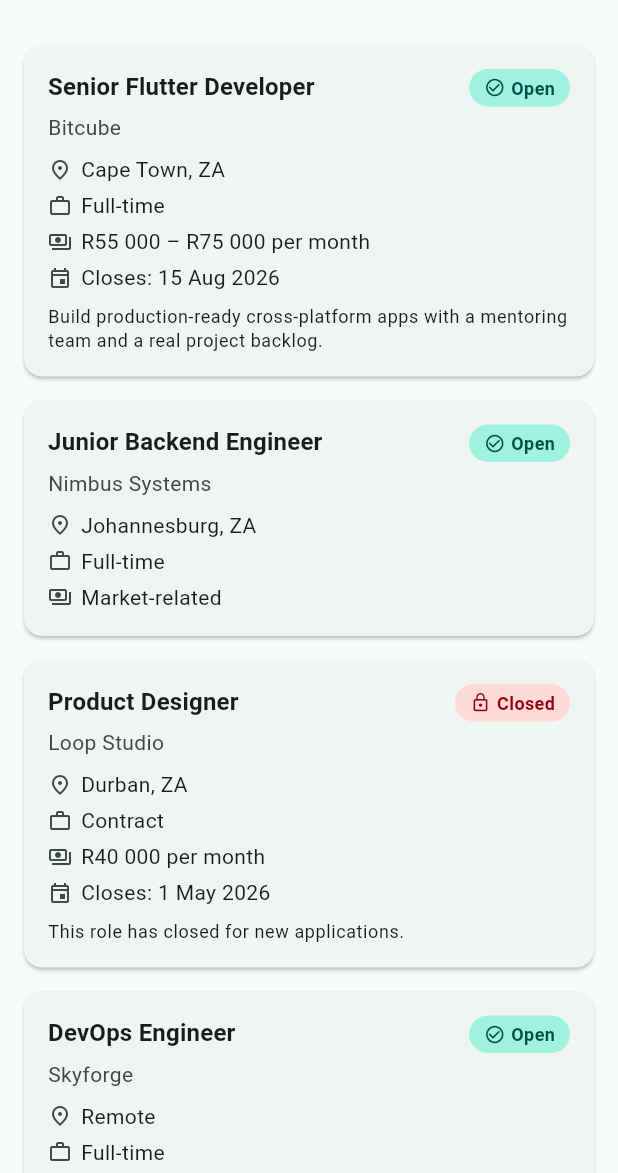
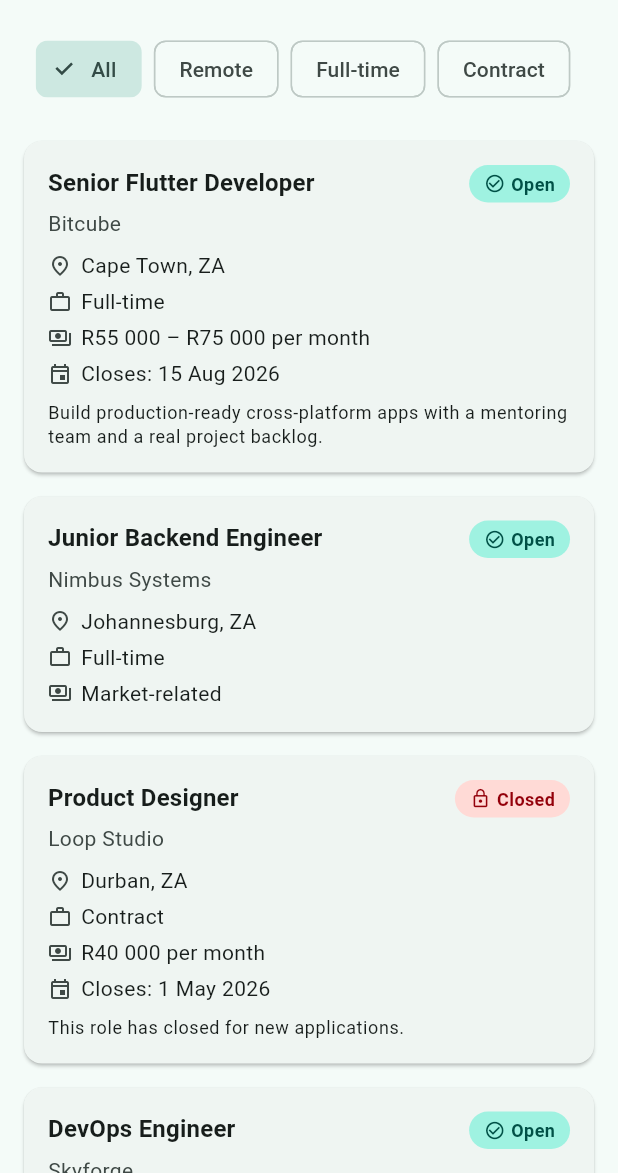
Before and after one commit to tebellomolete/careerhub_mobile, a Flutter app: the screen it shows after launch, on a phone screen of 412 x 824 dp, the part 63-1236 px from its top. Run offline on Flutter 3.47's test engine with Material 3 defaults, Android fonts, the phone set to English and light mode, and no system bars.

Commit message:
assignment 1.2 completed

```diff
--- a/lib/main.dart
+++ b/lib/main.dart
@@ -1,6 +1,5 @@
 import 'package:flutter/material.dart';
-import 'models/job.dart';
-import 'widgets/job_card.dart';
+import 'screens/home_screen.dart';
 
 void main() {
   runApp(const CareerHubApp());
@@ -9,6 +8,11 @@ void main() {
 class CareerHubApp extends StatelessWidget {
   const CareerHubApp({super.key});
 
+  // Same deep-teal seed from Assignment 1.1. Part 3a requires reusing it,
+  // not choosing a new one — light and dark themes should read as the
+  // same app, not two different apps.
+  static const Color _seedColor = Color(0xFF00695C);
+
   @override
   Widget build(BuildContext context) {
     return MaterialApp(
@@ -16,83 +20,18 @@ class CareerHubApp extends StatelessWidget {
       debugShowCheckedModeBanner: false,
       theme: ThemeData(
         useMaterial3: true,
-        // Deep teal seed: it reads as trustworthy and professional without
-        // the corporate-cliché of default blue — right for a platform people
-        // rely on for their livelihood.
+        colorScheme: ColorScheme.fromSeed(seedColor: _seedColor),
+      ),
+      darkTheme: ThemeData(
+        useMaterial3: true,
         colorScheme: ColorScheme.fromSeed(
-          seedColor: const Color(0xFF00695C),
+          seedColor: _seedColor,
+          brightness: Brightness.dark,
         ),
       ),
+      // Follows the device's system setting rather than forcing one mode.
+      themeMode: ThemeMode.system,
       home: const HomeScreen(),
     );
   }
 }
-
-class HomeScreen extends StatelessWidget {
-  const HomeScreen({super.key});
-
-  @override
-  Widget build(BuildContext context) {
-    // Hardcoded list covering every required edge case. In Week 2 this is
-    // replaced by live API data — the Job shape will not change.
-    final List<Job> jobs = [
-      // 1. Fully populated, open job — every field set, salary present.
-      Job(
-        title: 'Senior Flutter Developer',
-        company: 'Bitcube',
-        location: 'Cape Town, ZA',
-        salary: 'R55 000 – R75 000 per month',
-        employmentType: 'Full-time',
-        closingDate: DateTime(2026, 8, 15),
-        description:
-            'Build production-ready cross-platform apps with a mentoring '
-            'team and a real project backlog.',
-        isOpen: true,
-      ),
-
-      // 2. Open job with NO salary and NO closing date (nullable fields
-      //    omitted) — must show "Market-related" and no closing-date line.
-      Job(
-        title: 'Junior Backend Engineer',
-        company: 'Nimbus Systems',
-        location: 'Johannesburg, ZA',
-        employmentType: 'Full-time',
-        isOpen: true,
-      ),
-
-      // 3. Closed job — via the named constructor.
-      Job.closed(
-        title: 'Product Designer',
-        company: 'Loop Studio',
-        location: 'Durban, ZA',
-        salary: 'R40 000 per month',
-        employmentType: 'Contract',
-        closingDate: DateTime(2026, 5, 1),
-        description: 'This role has closed for new applications.',
-      ),
-
-      // 4. Remote job — via the named constructor.
-      Job.remote(
-        title: 'DevOps Engineer',
-        company: 'Skyforge',
-        salary: 'R60 000 – R80 000 per month',
-        employmentType: 'Full-time',
-        closingDate: DateTime(2026, 9, 30),
-        description: 'Fully remote infrastructure role across CI/CD pipelines.',
-        isOpen: true,
-      ),
-    ];
-
-    return Scaffold(
-      appBar: AppBar(
-        title: const Text('CareerHub'),
-        centerTitle: false,
-      ),
-      body: ListView.builder(
-        padding: const EdgeInsets.symmetric(vertical: 8),
-        itemCount: jobs.length,
-        itemBuilder: (context, index) => JobCard(job: jobs[index]),
-      ),
-    );
-  }
-}
--- /dev/null
+++ b/lib/screens/home_screen.dart
@@ -0,0 +1,214 @@
+import 'package:flutter/material.dart';
+import '../models/job.dart';
+import '../widgets/job_card.dart';
+import '../widgets/empty_jobs_widget.dart';
+
+/// CareerHub's main screen.
+///
+/// Assignment 1.2 changes from 1.1:
+/// - HomeScreen moved out of main.dart into its own file.
+/// - Jobs moved to a `static final` list (Part 2) instead of being
+///   rebuilt inside build() on every frame.
+/// - A pinned, horizontally-scrolling filter chip row sits above the
+///   list — visual only for now; Day 3 wires up real filtering via
+///   Job.matches().
+/// - A LayoutBuilder switches between a single-column ListView.builder
+///   and a two- or three-column GridView.builder depending on available
+///   width (Part 4's 600px breakpoint, extended to a third 840px tier
+///   for Stretch B).
+/// - An empty state renders instead of the list/grid when there are no
+///   jobs (Stretch C).
+class HomeScreen extends StatelessWidget {
+  const HomeScreen({super.key});
+
+  /// Part 2 requirement: static final at class level. Built once per
+  /// app run, not recreated on every rebuild the way a list declared
+  /// inside build() would be.
+  ///
+  /// Six entries, not four: the original four cover every Job edge case
+  /// from Assignment 1.1 (fully populated, no salary/no closing date,
+  /// closed, remote). The two extra exist purely so the three-column
+  /// grid (Stretch B) shows two full rows instead of one row plus a
+  /// single spillover item.
+  static final List<Job> _jobs = [
+    // 1. Fully populated, open job — every field set, salary present.
+    Job(
+      title: 'Senior Flutter Developer',
+      company: 'Bitcube',
+      location: 'Cape Town, ZA',
+      salary: 'R55 000 – R75 000 per month',
+      employmentType: 'Full-time',
+      closingDate: DateTime(2026, 8, 15),
+      description:
+          'Build production-ready cross-platform apps with a mentoring '
+          'team and a real project backlog.',
+      isOpen: true,
+    ),
+
+    // 2. Open job with NO salary and NO closing date — the "minimal
+    //    card" case used to derive the grid's childAspectRatio.
+    Job(
+      title: 'Junior Backend Engineer',
+      company: 'Nimbus Systems',
+      location: 'Johannesburg, ZA',
+      employmentType: 'Full-time',
+      isOpen: true,
+    ),
+
+    // 3. Closed job — via the named constructor.
+    Job.closed(
+      title: 'Product Designer',
+      company: 'Loop Studio',
+      location: 'Durban, ZA',
+      salary: 'R40 000 per month',
+      employmentType: 'Contract',
+      closingDate: DateTime(2026, 5, 1),
+      description: 'This role has closed for new applications.',
+    ),
+
+    // 4. Remote job — via the named constructor.
+    Job.remote(
+      title: 'DevOps Engineer',
+      company: 'Skyforge',
+      salary: 'R60 000 – R80 000 per month',
+      employmentType: 'Full-time',
+      closingDate: DateTime(2026, 9, 30),
+      description:
+          'Fully remote infrastructure role across CI/CD pipelines.',
+      isOpen: true,
+    ),
+
+    // 5 & 6. Added for Stretch B's three-column grid demo.
+    Job(
+      title: 'UX Researcher',
+      company: 'Meridian Labs',
+      location: 'Pretoria, ZA',
+      salary: 'R48 000 – R58 000 per month',
+      employmentType: 'Full-time',
+      closingDate: DateTime(2026, 10, 1),
+      description:
+          'Lead user research sessions and translate findings into '
+          'product decisions.',
+      isOpen: true,
+    ),
+    Job.remote(
+      title: 'Technical Support Engineer',
+      company: 'Fathom Analytics',
+      employmentType: 'Contract',
+      closingDate: DateTime(2026, 8, 20),
+      isOpen: true,
+    ),
+  ];
+
+  /// Visual only for this assignment — Day 3 wires these to real
+  /// filtering.
+  static const List<String> _filters = [
+    'All',
+    'Remote',
+    'Full-time',
+    'Contract',
+  ];
+
+  // Stretch B extends Part 4's single 600px breakpoint to three tiers.
+  static const double _gridBreakpoint = 600;
+  static const double _threeColumnBreakpoint = 840;
+
+  @override
+  Widget build(BuildContext context) {
+    return Scaffold(
+      appBar: AppBar(
+        title: const Text('CareerHub'),
+        centerTitle: false,
+      ),
+      body: Column(
+        children: [
+          const _FilterChipRow(filters: _filters),
+
+          // Question 1's fix, applied: Expanded hands the scrollable
+          // content the Column's *remaining bounded* height, instead of
+          // the unbounded height a bare Column child receives. Without
+          // this, ListView.builder / GridView.builder crash with
+          // "Vertical viewport was given unbounded height".
+          Expanded(
+            child: _jobs.isEmpty
+                ? const EmptyJobsWidget()
+                : LayoutBuilder(
+                    builder: (context, constraints) {
+                      final width = constraints.maxWidth;
+
+                      // Tier 1: single column below 600px.
+                      if (width < _gridBreakpoint) {
+                        return ListView.builder(
+                          padding: const EdgeInsets.symmetric(vertical: 8),
+                          itemCount: _jobs.length,
+                          itemBuilder: _buildCard,
+                        );
+                      }
+
+                      // Tier 2 (600–839px): two columns.
+                      // Tier 3 (≥840px): three columns.
+                      final crossAxisCount =
+                          width >= _threeColumnBreakpoint ? 3 : 2;
+
+                      // Narrower cells (3 columns) wrap title/description
+                      // text onto more lines, so they need a taller —
+                      // i.e. numerically smaller — ratio than the
+                      // 2-column case. See README Question 2 / Stretch B.
+                      final childAspectRatio =
+                          width >= _threeColumnBreakpoint ? 1.05 : 1.2;
+
+                      return GridView.builder(
+                        padding: const EdgeInsets.all(8),
+                        gridDelegate:
+                            SliverGridDelegateWithFixedCrossAxisCount(
+                          crossAxisCount: crossAxisCount,
+                          crossAxisSpacing: 8,
+                          mainAxisSpacing: 8,
+                          childAspectRatio: childAspectRatio,
+                        ),
+                        itemCount: _jobs.length,
+                        itemBuilder: _buildCard,
+                      );
+                    },
+                  ),
+          ),
+        ],
+      ),
+    );
+  }
+
+  /// Part 4 requirement: one shared builder so ListView.builder and
+  /// GridView.builder never duplicate itemBuilder logic.
+  static Widget _buildCard(BuildContext context, int index) {
+    return JobCard(job: _jobs[index]);
+  }
+}
+
+/// The pinned, horizontally-scrolling filter row above the job
+/// list/grid. Chips are visual only for this assignment.
+class _FilterChipRow extends StatelessWidget {
+  final List<String> filters;
+
+  const _FilterChipRow({required this.filters});
+
+  @override
+  Widget build(BuildContext context) {
+    return SingleChildScrollView(
+      scrollDirection: Axis.horizontal,
+      padding: const EdgeInsets.fromLTRB(16, 8, 16, 8),
+      child: Row(
+        children: [
+          for (final filter in filters)
+            Padding(
+              padding: const EdgeInsets.only(right: 8),
+              child: ChoiceChip(
+                label: Text(filter),
+                selected: filter == 'All',
+                onSelected: (_) {}, // Visual only — Day 3 wires this up.
+              ),
+            ),
+        ],
+      ),
+    );
+  }
+}
--- /dev/null
+++ b/lib/widgets/icon_line.dart
@@ -0,0 +1,31 @@
+import 'package:flutter/material.dart';
+
+/// A single icon-prefixed line of text — used for a job's location,
+/// employment type, salary, and (conditionally) closing date.
+///
+/// Extracted from JobCard (Assignment 1.2, Question 4): it already
+/// repeats three times inside a single card, it has exactly one job —
+/// render an icon next to a line of text — and its correctness never
+/// depends on JobCard's state or the Job model at all; it only knows
+/// about an IconData and a String. All three extraction criteria are
+/// satisfied. Purely presentational: no business logic lives here.
+class IconLine extends StatelessWidget {
+  final IconData icon;
+  final String text;
+
+  const IconLine({super.key, required this.icon, required this.text});
+
+  @override
+  Widget build(BuildContext context) {
+    final scheme = Theme.of(context).colorScheme;
+    return Row(
+      children: [
+        Icon(icon, size: 16, color: scheme.onSurfaceVariant),
+        const SizedBox(width: 6),
+        Expanded(
+          child: Text(text, style: Theme.of(context).textTheme.bodyMedium),
+        ),
+      ],
+    );
+  }
+}
--- a/lib/widgets/job_card.dart
+++ b/lib/widgets/job_card.dart
@@ -1,6 +1,7 @@
 import 'package:flutter/material.dart';
 import '../models/job.dart';
 import 'job_status_badge.dart';
+import 'icon_line.dart';
 
 /// Displays a single [Job] in a scannable card.
 ///
@@ -9,6 +10,12 @@ import 'job_status_badge.dart';
 /// collection-if so a missing value produces no UI at all: no blank
 /// label, no "N/A", no empty gap. The card never crashes for any valid
 /// Job, including one where every nullable field is null.
+///
+/// Assignment 1.2 change: the inline icon+text rows now use the
+/// extracted [IconLine] widget (see Question 4) instead of a private
+/// class defined in this file. Every colour and text style here was
+/// already a theme reference in Assignment 1.1 — see README Question 3 —
+/// so nothing else in this file needed to change for dark mode.
 class JobCard extends StatelessWidget {
   final Job job;
 
@@ -55,27 +62,28 @@ class JobCard extends StatelessWidget {
             const SizedBox(height: 8),
 
             // Location.
-            _IconLine(icon: Icons.place_outlined, text: job.location),
+            IconLine(icon: Icons.place_outlined, text: job.location),
             const SizedBox(height: 4),
 
             // Employment type.
-            _IconLine(icon: Icons.work_outline, text: job.employmentType),
+            IconLine(icon: Icons.work_outline, text: job.employmentType),
             const SizedBox(height: 4),
 
             // Salary — always via displaySalary, never the raw field.
-            _IconLine(icon: Icons.payments_outlined, text: job.displaySalary),
+            IconLine(icon: Icons.payments_outlined, text: job.displaySalary),
 
             // Closing date — collection-if: rendered ONLY when present.
             if (job.closingDate != null) ...[
               const SizedBox(height: 4),
-              _IconLine(
+              IconLine(
                 icon: Icons.event_outlined,
                 text: 'Closes: ${_formatDate(job.closingDate!)}',
               ),
             ],
 
             // Description — collection-if: rendered ONLY when present.
-            if (job.description != null && job.description!.trim().isNotEmpty) ...[
+            if (job.description != null &&
+                job.description!.trim().isNotEmpty) ...[
               const SizedBox(height: 8),
               Text(
                 job.description!,
@@ -96,25 +104,3 @@ class JobCard extends StatelessWidget {
     return '${d.day} ${months[d.month - 1]} ${d.year}';
   }
 }
-
-/// Small helper row: an icon followed by a line of text.
-class _IconLine extends StatelessWidget {
-  final IconData icon;
-  final String text;
-
-  const _IconLine({required this.icon, required this.text});
-
-  @override
-  Widget build(BuildContext context) {
-    final scheme = Theme.of(context).colorScheme;
-    return Row(
-      children: [
-        Icon(icon, size: 16, color: scheme.onSurfaceVariant),
-        const SizedBox(width: 6),
-        Expanded(
-          child: Text(text, style: Theme.of(context).textTheme.bodyMedium),
-        ),
-      ],
-    );
-  }
-}
```
Also changed, not shown: lib/widgets/empty_jobs_widget.dart (added, +52 -0 lines), 4 other files.
